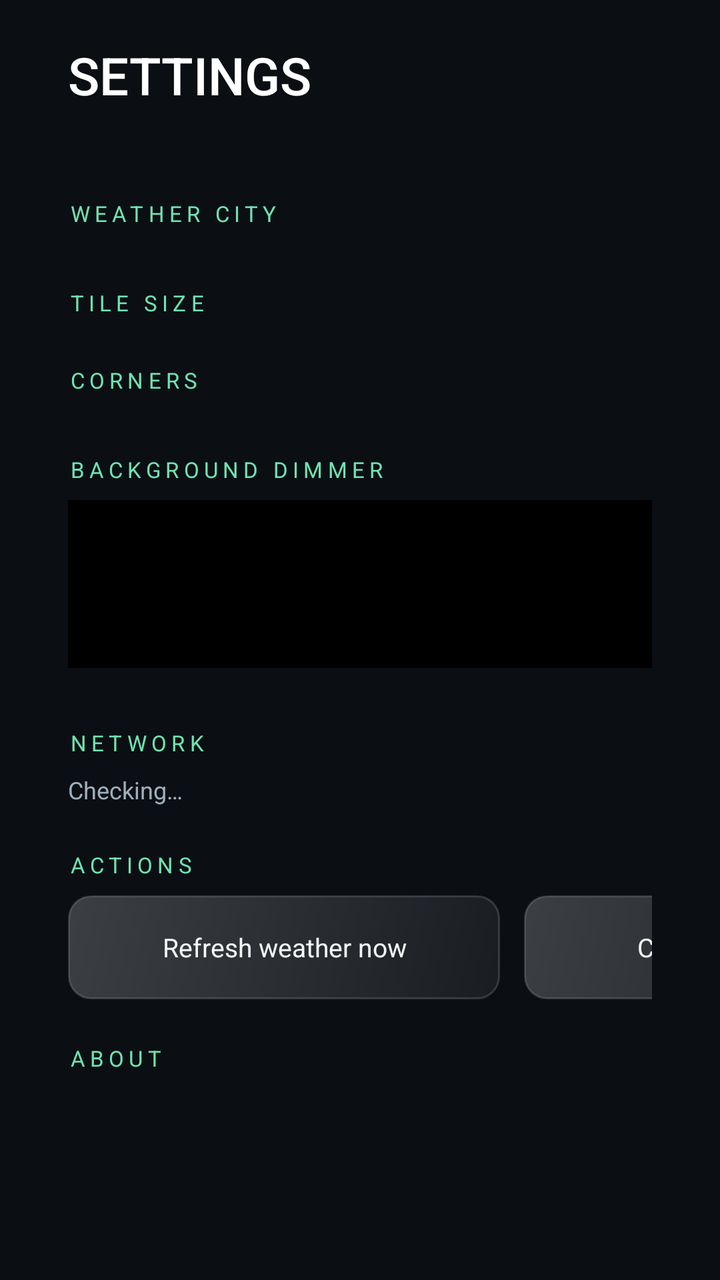
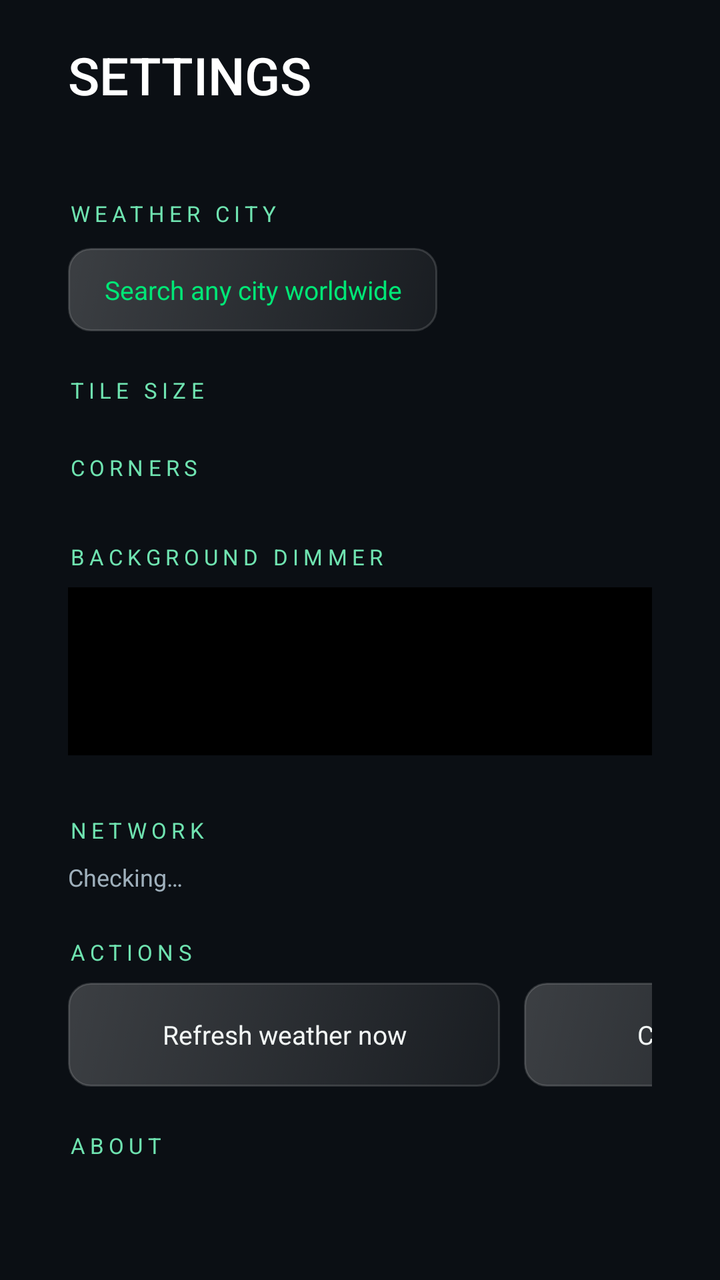

Two renders of the same Android screen: before a commit and after it. Below are the layout's source before the change and the commit's diff.
<!-- AndroidManifest.xml: application theme AppTheme -->
<!-- res/layout/activity_settings.xml -->
<?xml version="1.0" encoding="utf-8"?>
<ScrollView xmlns:android="http://schemas.android.com/apk/res/android"
    android:layout_width="match_parent"
    android:layout_height="match_parent"
    android:background="@color/bg"
    android:fillViewport="true">

    <LinearLayout
        android:layout_width="match_parent"
        android:layout_height="wrap_content"
        android:orientation="vertical"
        android:paddingLeft="34dp"
        android:paddingTop="20dp"
        android:paddingRight="34dp"
        android:paddingBottom="22dp">

        <TextView
            android:layout_width="wrap_content"
            android:layout_height="wrap_content"
            android:fontFamily="sans-serif-medium"
            android:text="SETTINGS"
            android:textColor="#FFFFFF"
            android:textSize="26sp" />

        <TextView
            android:id="@+id/sub"
            android:layout_width="wrap_content"
            android:layout_height="wrap_content"
            android:layout_marginTop="4dp"
            android:textColor="@color/muted"
            android:textSize="12sp" />

        <TextView
            android:layout_width="wrap_content"
            android:layout_height="wrap_content"
            android:layout_marginTop="24dp"
            android:letterSpacing="0.22"
            android:text="WEATHER CITY"
            android:textColor="@color/green_soft"
            android:textSize="11sp" />

        <LinearLayout
            android:id="@+id/cityRow"
            android:layout_width="match_parent"
            android:layout_height="wrap_content"
            android:layout_marginTop="8dp"
            android:orientation="vertical" />

        <TextView
            android:layout_width="wrap_content"
            android:layout_height="wrap_content"
            android:layout_marginTop="22dp"
            android:letterSpacing="0.22"
            android:text="TILE SIZE"
            android:textColor="@color/green_soft"
            android:textSize="11sp" />

        <LinearLayout
            android:id="@+id/sizeRow"
            android:layout_width="match_parent"
            android:layout_height="wrap_content"
            android:layout_marginTop="8dp"
            android:orientation="horizontal" />

        <TextView
            android:layout_width="wrap_content"
            android:layout_height="wrap_content"
            android:layout_marginTop="16dp"
            android:letterSpacing="0.22"
            android:text="CORNERS"
            android:textColor="@color/green_soft"
            android:textSize="11sp" />

        <LinearLayout
            android:id="@+id/cornerRow"
            android:layout_width="match_parent"
            android:layout_height="wrap_content"
            android:layout_marginTop="8dp"
            android:orientation="horizontal" />

        <TextView
            android:layout_width="wrap_content"
            android:layout_height="wrap_content"
            android:layout_marginTop="22dp"
            android:letterSpacing="0.22"
            android:text="BACKGROUND DIMMER"
            android:textColor="@color/green_soft"
            android:textSize="11sp" />

        <FrameLayout
            android:id="@+id/dimPreview"
            android:layout_width="match_parent"
            android:layout_height="84dp"
            android:layout_marginTop="8dp"
            android:background="@drawable/card_bg_sm">

            <ImageView
                android:id="@+id/dimPreviewWall"
                android:layout_width="match_parent"
                android:layout_height="match_parent"
                android:contentDescription="@null"
                android:scaleType="centerCrop" />

            <View
                android:id="@+id/dimPreviewScrim"
                android:layout_width="match_parent"
                android:layout_height="match_parent"
                android:background="#000000" />
        </FrameLayout>

        <LinearLayout
            android:id="@+id/dimRow"
            android:layout_width="match_parent"
            android:layout_height="wrap_content"
            android:layout_marginTop="8dp"
            android:orientation="horizontal" />

        <TextView
            android:layout_width="wrap_content"
            android:layout_height="wrap_content"
            android:layout_marginTop="22dp"
            android:letterSpacing="0.22"
            android:text="NETWORK"
            android:textColor="@color/green_soft"
            android:textSize="11sp" />

        <TextView
            android:id="@+id/netStatus"
            android:layout_width="match_parent"
            android:layout_height="wrap_content"
            android:layout_marginTop="8dp"
            android:text="Checking…"
            android:textColor="@color/muted"
            android:textSize="12sp" />

        <TextView
            android:layout_width="wrap_content"
            android:layout_height="wrap_content"
            android:layout_marginTop="22dp"
            android:letterSpacing="0.22"
            android:text="ACTIONS"
            android:textColor="@color/green_soft"
            android:textSize="11sp" />

        <LinearLayout
            android:layout_width="match_parent"
            android:layout_height="wrap_content"
            android:layout_marginTop="8dp"
            android:orientation="horizontal">

            <TextView
                android:id="@+id/btnRefresh"
                android:layout_width="216dp"
                android:layout_height="52dp"
                android:background="@drawable/card_bg_sm"
                android:clickable="true"
                android:focusable="true"
                android:focusableInTouchMode="true"
                android:gravity="center"
                android:text="Refresh weather now"
                android:textColor="@color/text"
                android:textSize="13sp" />

            <TextView
                android:id="@+id/btnWallpaper"
                android:layout_width="216dp"
                android:layout_height="52dp"
                android:layout_marginStart="12dp"
                android:background="@drawable/card_bg_sm"
                android:clickable="true"
                android:focusable="true"
                android:focusableInTouchMode="true"
                android:gravity="center"
                android:text="Change wallpaper"
                android:textColor="@color/text"
                android:textSize="13sp" />

            <TextView
                android:id="@+id/btnSystemSettings"
                android:layout_width="216dp"
                android:layout_height="52dp"
                android:layout_marginStart="12dp"
                android:background="@drawable/card_bg_sm"
                android:clickable="true"
                android:focusable="true"
                android:focusableInTouchMode="true"
                android:gravity="center"
                android:text="System settings"
                android:textColor="@color/text"
                android:textSize="13sp" />
        </LinearLayout>

        <TextView
            android:layout_width="wrap_content"
            android:layout_height="wrap_content"
            android:layout_marginTop="22dp"
            android:letterSpacing="0.22"
            android:text="ABOUT"
            android:textColor="@color/green_soft"
            android:textSize="11sp" />

        <TextView
            android:id="@+id/info"
            android:layout_width="match_parent"
            android:layout_height="wrap_content"
            android:layout_marginTop="8dp"
            android:lineSpacingExtra="3dp"
            android:textColor="@color/muted"
            android:textSize="12sp" />
    </LinearLayout>
</ScrollView>
<!-- resources referenced by this layout -->
<resources>
  <color name="bg">#0B0F14</color>
  <color name="green_soft">#6FE3B0</color>
  <color name="muted">#9FB0BC</color>
  <color name="text">#F2F6F5</color>
  <!-- drawable card_bg_sm (drawable) -->
  <?xml version="1.0" encoding="utf-8"?>
  <selector xmlns:android="http://schemas.android.com/apk/res/android">
      <item android:state_focused="true">
          <layer-list>
              <item>
                  <shape android:shape="rectangle">
                      <corners android:radius="14dp" />
                      <solid android:color="#00000000" />
                      <stroke android:width="5dp" android:color="#3D00E676" />
                  </shape>
              </item>
              <item android:left="3dp" android:top="3dp" android:right="3dp" android:bottom="3dp">
                  <shape android:shape="rectangle">
                      <corners android:radius="11dp" />
                      <gradient
                          android:angle="315"
                          android:startColor="#46FFFFFF"
                          android:endColor="#1FFFFFFF" />
                      <stroke android:width="2dp" android:color="@color/green" />
                  </shape>
              </item>
          </layer-list>
      </item>
      <item>
          <shape android:shape="rectangle">
              <corners android:radius="11dp" />
              <gradient
                  android:angle="315"
                  android:startColor="#33FFFFFF"
                  android:endColor="#0FFFFFFF" />
              <stroke android:width="1dp" android:color="#26FFFFFF" />
          </shape>
      </item>
  </selector>
  <style name="AppTheme" parent="@android:style/Theme.Material.NoActionBar">
          <item name="android:windowBackground">@color/bg</item>
          <item name="android:windowFullscreen">true</item>
          <item name="android:colorAccent">@color/green</item>
          <item name="android:windowActionModeOverlay">true</item>
          <item name="android:windowNoTitle">true</item>
      </style>
  <color name="green">#00E676</color>
</resources>

<!-- the commit's change to res/layout/activity_settings.xml (unified diff, before → after) -->
@@ -45,6 +45,24 @@
             android:layout_height="wrap_content"
             android:layout_marginTop="8dp"
             android:orientation="vertical" />
+
+        <TextView
+            android:id="@+id/btnCitySearch"
+            android:layout_width="wrap_content"
+            android:layout_height="wrap_content"
+            android:layout_marginTop="2dp"
+            android:background="@drawable/card_bg_sm"
+            android:clickable="true"
+            android:focusable="true"
+            android:focusableInTouchMode="true"
+            android:gravity="center"
+            android:paddingStart="18dp"
+            android:paddingTop="12dp"
+            android:paddingEnd="18dp"
+            android:paddingBottom="12dp"
+            android:text="Search any city worldwide"
+            android:textColor="@color/green"
+            android:textSize="13sp" />
 
         <TextView
             android:layout_width="wrap_content"
